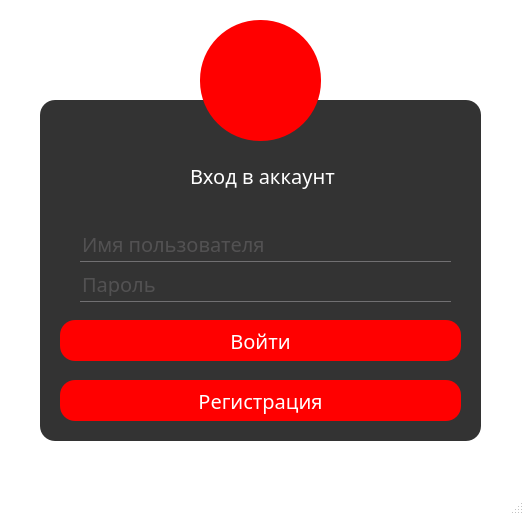
The window that Auth.ui (ChazGrant/Messenger) describes before a commit, drawn with Qt 5.
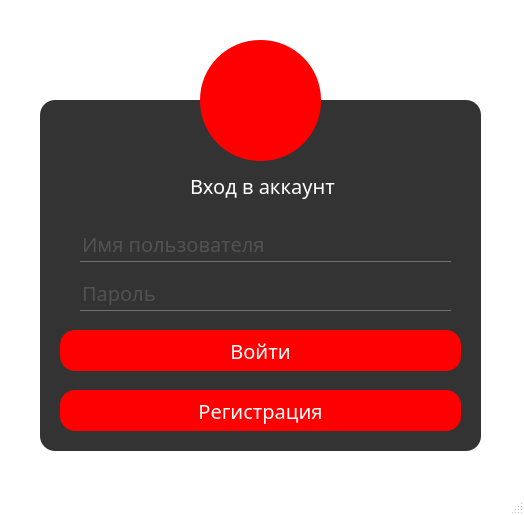
The same window after the commit. Icons and pictures are not drawn.

```diff
--- a/Auth.ui
+++ b/Auth.ui
@@ -64,7 +64,7 @@
       <x>40</x>
       <y>100</y>
       <width>441</width>
-      <height>341</height>
+      <height>351</height>
      </rect>
     </property>
     <property name="frameShape">
@@ -77,7 +77,7 @@
      <property name="geometry">
       <rect>
        <x>150</x>
-       <y>50</y>
+       <y>60</y>
        <width>151</width>
        <height>51</height>
       </rect>
@@ -90,7 +90,7 @@
      <property name="geometry">
       <rect>
        <x>20</x>
-       <y>220</y>
+       <y>230</y>
        <width>401</width>
        <height>41</height>
       </rect>
@@ -103,7 +103,7 @@
      <property name="geometry">
       <rect>
        <x>20</x>
-       <y>280</y>
+       <y>290</y>
        <width>401</width>
        <height>41</height>
       </rect>
@@ -132,7 +132,7 @@
      <property name="geometry">
       <rect>
        <x>40</x>
-       <y>171</y>
+       <y>180</y>
        <width>371</width>
        <height>31</height>
       </rect>
@@ -178,7 +178,7 @@
     <property name="geometry">
      <rect>
       <x>200</x>
-      <y>20</y>
+      <y>40</y>
       <width>121</width>
       <height>121</height>
      </rect>
```
